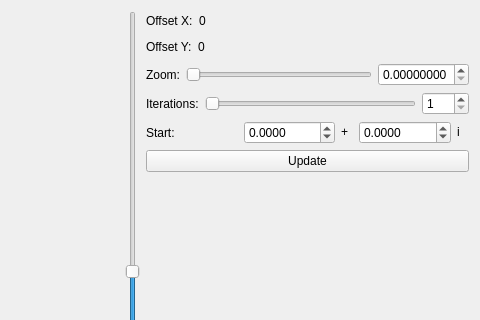
Before: the Qt Designer form mainwindow.ui in alletkagge/SimpleMandebrotQt, drawn with Qt 5; both pictures show x 372 to 852 and y 0 to 320 of the 852 by 563 pixel window.
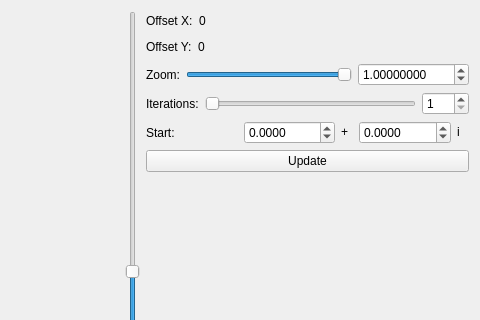
After: the same form once the commit is applied.

Commit message: changed some color stuff and zooming

What changed in the file:
```diff
--- a/mainwindow.ui
+++ b/mainwindow.ui
@@ -170,10 +170,10 @@
         <item>
          <widget class="QSlider" name="sldZoom">
           <property name="maximum">
-           <number>10000000</number>
+           <number>1000000000</number>
           </property>
           <property name="value">
-           <number>0</number>
+           <number>100000</number>
           </property>
           <property name="orientation">
            <enum>Qt::Horizontal</enum>
@@ -186,11 +186,14 @@
            <number>8</number>
           </property>
           <property name="maximum">
-           <double>2.000000000000000</double>
+           <double>1000.000000000000000</double>
           </property>
           <property name="singleStep">
            <double>0.000001000000000</double>
           </property>
+          <property name="value">
+           <double>1.000000000000000</double>
+          </property>
          </widget>
         </item>
        </layout>
```
The commit also changes 2 other files.
